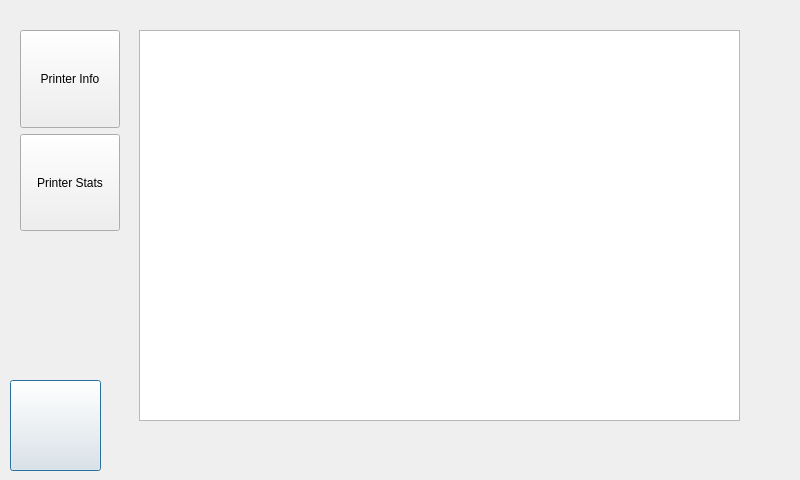
The window that ClientApp/qt/infowindow.ui (re3Dprinting/touchscreen) describes before a commit, drawn with Qt 5.
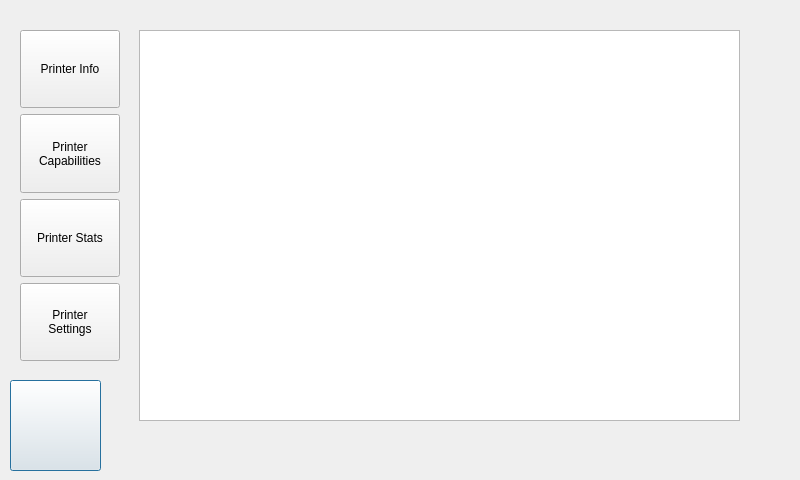
The same window after the commit. Icons and pictures are not drawn.

Commit message: Finish info windows.

```diff
--- a/ClientApp/qt/infowindow.ui
+++ b/ClientApp/qt/infowindow.ui
@@ -53,8 +53,8 @@
     <rect>
      <x>20</x>
      <y>30</y>
-     <width>111</width>
-     <height>201</height>
+     <width>112</width>
+     <height>331</height>
     </rect>
    </property>
    <layout class="QVBoxLayout" name="verticalLayout">
@@ -71,6 +71,20 @@
       </property>
      </widget>
     </item>
+    <item>
+     <widget class="QPushButton" name="w_pushbutton_capabilities">
+      <property name="maximumSize">
+       <size>
+        <width>100</width>
+        <height>100</height>
+       </size>
+      </property>
+      <property name="text">
+       <string>Printer
+Capabilities</string>
+      </property>
+     </widget>
+    </item>
     <item>
      <widget class="QPushButton" name="w_pushbutton_stats">
       <property name="maximumSize">
@@ -84,6 +98,20 @@
       </property>
      </widget>
     </item>
+    <item>
+     <widget class="QPushButton" name="w_pushbutton_settings">
+      <property name="maximumSize">
+       <size>
+        <width>100</width>
+        <height>100</height>
+       </size>
+      </property>
+      <property name="text">
+       <string>Printer
+Settings</string>
+      </property>
+     </widget>
+    </item>
    </layout>
   </widget>
   <widget class="QTextEdit" name="w_message_text">
```
The commit also changes 4 other files.
